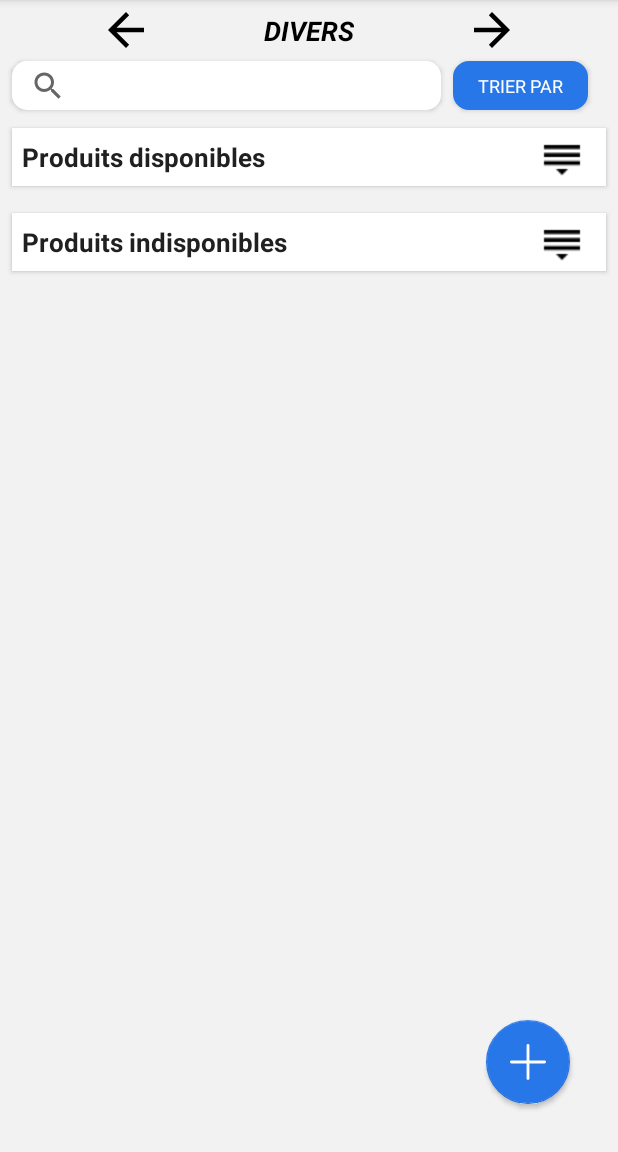
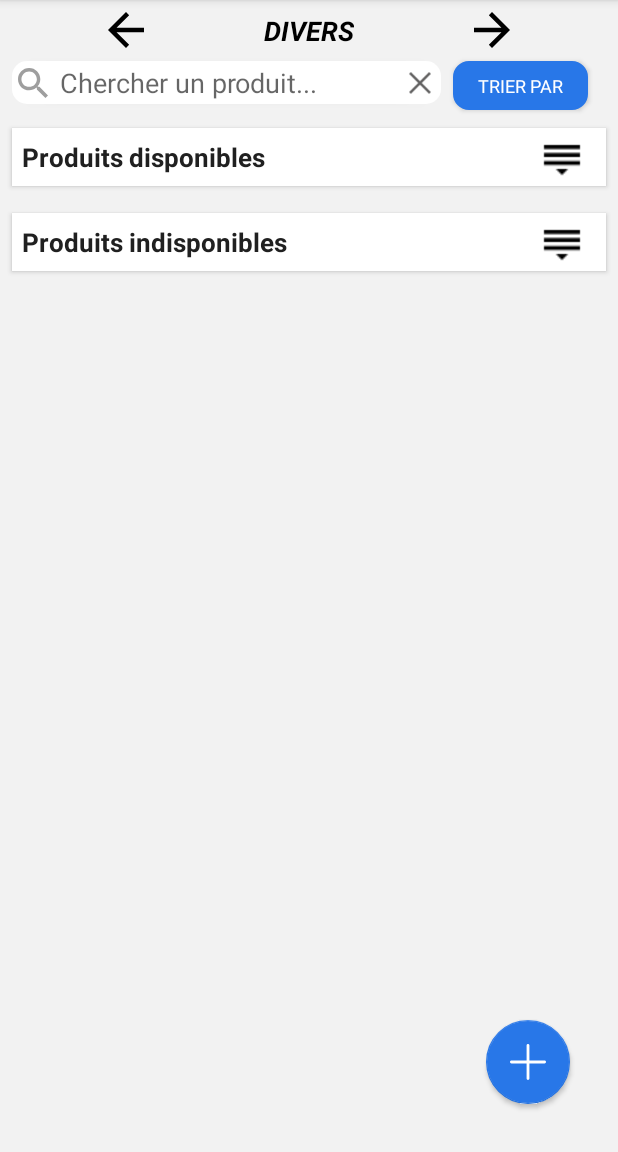
Before and after one commit to letaaz/dans-ton-placard, an Android app: the fragment PieceFragment shown on its own in the app's theme, on a phone screen of 412 x 824 dp, the part 84-1236 px from its top. Run offline under Robolectric (Android 15) with nearby library versions, the phone set to English and light mode, and no system bars; our stand-ins replace Room's generated code; libraries missing offline, so code that uses them is left out: android.arch.persistence; pictures from the network do not load; 5 statements that could not run were skipped.

Commit message:
feat: replace searchView by autocompletionTextView

```diff
--- a/app/src/main/java/com/danstonplacard/view/fragment/inventaire/PieceFragment.java
+++ b/app/src/main/java/com/danstonplacard/view/fragment/inventaire/PieceFragment.java
@@ -17,25 +17,42 @@ import android.support.v7.app.AppCompatActivity;
 import android.support.v7.widget.DefaultItemAnimator;
 import android.support.v7.widget.LinearLayoutManager;
 import android.support.v7.widget.RecyclerView;
+import android.text.Editable;
+import android.text.TextWatcher;
 import android.util.Log;
 import android.view.LayoutInflater;
 import android.view.View;
 import android.view.ViewGroup;
 import android.view.inputmethod.EditorInfo;
 import android.view.inputmethod.InputMethodManager;
+import android.widget.ArrayAdapter;
+import android.widget.AutoCompleteTextView;
 import android.widget.ImageView;
 import android.widget.RelativeLayout;
 import android.widget.SearchView;
 import android.widget.TextView;
 import android.widget.Toast;
 
+import com.danstonplacard.database.RoomDB;
+import com.danstonplacard.database.dao.ProduitDao;
 import com.danstonplacard.database.model.Piece;
 import com.danstonplacard.database.model.Produit;
+import com.danstonplacard.database.model.ProduitDefaut;
+import com.danstonplacard.database.model.Rayon;
+import com.danstonplacard.view.SearchItemArrayAdapter;
 import com.danstonplacard.view.fragment.AjouterProduitFragment;
 import com.danstonplacard.view.fragment.DetailProduitFragment;
 import com.danstonplacard.viewmodel.ProduitViewModel;
 import com.google.firebase.analytics.FirebaseAnalytics;
 import com.danstonplacard.R;
+
+import org.json.JSONArray;
+import org.json.JSONException;
+import org.json.JSONObject;
+
+import java.io.IOException;
+import java.io.InputStream;
+import java.util.ArrayList;
 
 /**
  * Fragment that contains the available and unavailable products depending on the selected room
@@ -112,12 +129,40 @@ public class PieceFragment extends Fragment
         ImageView btn_hide_show_unavailable_product = view.findViewById(R.id.section_show_all_button_indispo);
         NestedScrollView nestedScrollView = view.findViewById(R.id.nestedScrollView);
         FloatingActionButton add_fab = view.findViewById(R.id.ajout_produit_fab);
-
         ImageView leftArrow = view.findViewById(R.id.left_arrow);
         ImageView rightArrow = view.findViewById(R.id.right_arrow);
+        AutoCompleteTextView actv = (AutoCompleteTextView) view.findViewById(R.id.autoCompleteTextView);
 
         setOnClickOnArrow(leftArrow, rightArrow);
 
+        // Get Produit Defaut
+        ArrayList<ProduitDefaut> produits = getProduitsDefaults(view.getContext(), "products_FR_fr.json");
+
+        ArrayAdapter<ProduitDefaut> adapter = new SearchItemArrayAdapter(mContext, R.layout.search_listitem, produits);
+        actv.setAdapter(adapter);
+        actv.setThreshold(1);
+
+        ajouterProduitDefautAInventaire(actv, adapter);
+
+        actv.addTextChangedListener(new TextWatcher() {
+                                        @Override
+                                        public void beforeTextChanged(CharSequence s, int start, int count, int after) {
+
+                                        }
+
+                                        @Override
+                                        public void onTextChanged(CharSequence s, int start, int before, int count) {
+                                            String searchWord = s.toString().trim();
+                                            setProduitsDisponibles(colonneTri, trierPar, searchWord);
+                                            setProduitsIndisponibles(colonneTri, trierPar, searchWord);
+                                        }
+
+                                        @Override
+                                        public void afterTextChanged(Editable s) {
+
+                                        }
+                                    }
+        );
 
         // Sortting products by something (name, ray, price or date)
         String[] listSortingBy = getResources().getStringArray(R.array.sort_by);
@@ -157,11 +202,42 @@ public class PieceFragment extends Fragment
 
 
         /**/
-        SearchView searchView = (SearchView) view.findViewById(R.id.searchViewPieceFragment);
-        setSearchView(searchView);
+//        SearchView searchView = (SearchView) view.findViewById(R.id.searchViewPieceFragment);
+//        setSearchView(searchView);
 
         return view;
     }
+
+    /**
+     * Method called to add a default product to the inventory
+     *
+     * @param actv
+     * @param adapter
+     */
+    private void ajouterProduitDefautAInventaire(AutoCompleteTextView actv, ArrayAdapter<ProduitDefaut> adapter) {
+        actv.setOnItemClickListener((parent, view1, position, id) -> {
+
+            ProduitDao produitDao = RoomDB.getDatabase(view.getContext()).produitDao();
+
+            // Check if product exists
+            Produit produit = produitDao.findProductByNom(adapter.getItem(position).getNom(), mPiece);
+            if (produit == null) { // Product not exists
+                // Insert new product to BDD
+                Produit newProduit = new Produit(adapter.getItem(position).getNom(), 1, Rayon.getRayon(adapter.getItem(position).getRayon()), Piece.getPiece(mPiece));
+                newProduit.setUrlImage(adapter.getItem(position).getUrl_image());
+                produitDao.insert(newProduit);
+//
+//                    hideKeyboard();
+//                    showSnackBar(R.string.msg_produit_ajoute);
+            } else { // Products exists
+                // Update product
+                produitDao.updateQuantityById(produit.getId(), produit.getQuantite() + 1);
+//                    hideKeyboard();
+//                    showSnackBar(R.string.msg_produit_miseajour);
+            }
+        });
+    }
+
 
     private void setOnClickOnArrow(ImageView leftArrow, ImageView rightArrow) {
         String[] piecesStringFormat = getResources().getStringArray(R.array.pieces_format);
@@ -448,4 +524,54 @@ public class PieceFragment extends Fragment
         transaction.addToBackStack(null);
         transaction.commit();
     }
+
+    /**
+     * Called method to load defaults products from a JSON file contained in assets folder
+     *
+     * @param context
+     * @param fileName
+     * @return
+     */
+    public String loadJSONFromAsset(Context context, String fileName) {
+        String json;
+        try {
+            InputStream is = context.getAssets().open(fileName);
+            int size = is.available();
+            byte[] buffer = new byte[size];
+            is.read(buffer);
+            is.close();
+            json = new String(buffer, "UTF-8");
+        } catch (IOException ex) {
+            ex.printStackTrace();
+            return null;
+        }
+        return json;
+    }
+
+
+    /**
+     * Method called to obtain a list of commodities / default (unbranded)
+     *
+     * @param context  context of the activity
+     * @param fileName name of the JSON file that contains defaults products
+     * @return List of ProductDefaut
+     */
+    public ArrayList<ProduitDefaut> getProduitsDefaults(Context context, String fileName) {
+        ArrayList<ProduitDefaut> produits = new ArrayList<>();
+        String data = loadJSONFromAsset(context, fileName);
+        try {
+            JSONObject defaultProducts = new JSONObject(data);
+            JSONArray products = defaultProducts.getJSONArray("products");
+            for (int i = 0; i < products.length(); i++) {
+                String nom = products.getJSONObject(i).getString("name");
+                String url_image = products.getJSONObject(i).getString("img_url");
+                String rayon = products.getJSONObject(i).getString("rayon");
+                ProduitDefaut produit = new ProduitDefaut(nom, rayon, url_image);
+                produits.add(produit);
+            }
+        } catch (JSONException e) {
+            e.printStackTrace();
+        }
+        return produits;
+    }
 }
--- /dev/null
+++ b/app/src/main/res/drawable/ic_close_button.xml
@@ -0,0 +1,4 @@
+<vector android:height="24dp" android:viewportHeight="357"
+    android:viewportWidth="357" android:width="24dp" xmlns:android="http://schemas.android.com/apk/res/android">
+    <path android:fillColor="#9E9E9E" android:pathData="M357,35.7l-35.7,-35.7l-142.8,142.8l-142.8,-142.8l-35.7,35.7l142.8,142.8l-142.8,142.8l35.7,35.7l142.8,-142.8l142.8,142.8l35.7,-35.7l-142.8,-142.8z"/>
+</vector>
--- /dev/null
+++ b/app/src/main/res/drawable/ic_searching_magnifying_glass.xml
@@ -0,0 +1,4 @@
+<vector android:height="24dp" android:viewportHeight="446.25"
+    android:viewportWidth="446.25" android:width="24dp" xmlns:android="http://schemas.android.com/apk/res/android">
+    <path android:fillColor="#9E9E9E" android:pathData="M318.75,280.5h-20.4l-7.649,-7.65c25.5,-28.05 40.8,-66.3 40.8,-107.1C331.5,73.95 257.55,0 165.75,0S0,73.95 0,165.75S73.95,331.5 165.75,331.5c40.8,0 79.05,-15.3 107.1,-40.8l7.65,7.649v20.4L408,446.25L446.25,408L318.75,280.5zM165.75,280.5C102,280.5 51,229.5 51,165.75S102,51 165.75,51S280.5,102 280.5,165.75S229.5,280.5 165.75,280.5z"/>
+</vector>
--- a/app/src/main/res/layout/piece_fragment.xml
+++ b/app/src/main/res/layout/piece_fragment.xml
@@ -72,20 +72,81 @@
                     app:layout_constraintStart_toStartOf="parent"
                     app:layout_constraintTop_toBottomOf="@+id/piece_name_piecefragment" />
 
-                <SearchView
-                    android:id="@+id/searchViewPieceFragment"
+                <!--<SearchView-->
+                    <!--android:id="@+id/searchViewPieceFragment"-->
+                    <!--android:layout_width="0dp"-->
+                    <!--android:layout_height="0dp"-->
+                    <!--android:layout_marginStart="8dp"-->
+                    <!--android:layout_marginTop="8dp"-->
+                    <!--android:layout_marginEnd="8dp"-->
+                    <!--android:layout_marginBottom="4dp"-->
+                    <!--android:background="@drawable/corners"-->
+                    <!--android:elevation="2dp"-->
+                    <!--app:layout_constraintBottom_toBottomOf="parent"-->
+                    <!--app:layout_constraintEnd_toStartOf="@+id/sort_by_btn"-->
+                    <!--app:layout_constraintStart_toStartOf="parent"-->
+                    <!--app:layout_constraintTop_toBottomOf="@+id/piece_name_piecefragment" />-->
+
+
+                <android.support.constraint.ConstraintLayout
                     android:layout_width="0dp"
                     android:layout_height="0dp"
+
                     android:layout_marginStart="8dp"
                     android:layout_marginTop="8dp"
                     android:layout_marginEnd="8dp"
-                    android:layout_marginBottom="4dp"
+                    android:layout_marginBottom="8dp"
                     android:background="@drawable/corners"
                     android:elevation="2dp"
                     app:layout_constraintBottom_toBottomOf="parent"
                     app:layout_constraintEnd_toStartOf="@+id/sort_by_btn"
                     app:layout_constraintStart_toStartOf="parent"
-                    app:layout_constraintTop_toBottomOf="@+id/piece_name_piecefragment" />
+                    app:layout_constraintTop_toBottomOf="@+id/piece_name_piecefragment">
+
+                    <ImageView
+                        android:id="@+id/imageView7"
+                        android:layout_width="20dp"
+                        android:layout_height="20dp"
+                        android:layout_marginStart="4dp"
+                        android:layout_marginTop="8dp"
+                        android:layout_marginBottom="8dp"
+                        app:layout_constraintBottom_toBottomOf="parent"
+                        app:layout_constraintStart_toStartOf="parent"
+                        app:layout_constraintTop_toTopOf="parent"
+                        app:srcCompat="@drawable/ic_searching_magnifying_glass" />
+
+                    <AutoCompleteTextView
+                        android:id="@+id/autoCompleteTextView"
+                        android:layout_width="0dp"
+                        android:layout_height="0dp"
+                        android:layout_alignParentTop="true"
+                        android:layout_centerHorizontal="true"
+                        android:layout_marginStart="8dp"
+                        android:background="@null"
+                        android:ems="10"
+                        android:hint="Chercher un produit..."
+                        android:imeOptions="actionNext"
+                        android:inputType="text"
+                        android:maxLines="1"
+                        app:layout_constraintBottom_toBottomOf="parent"
+                        app:layout_constraintEnd_toStartOf="@+id/imageView5"
+                        app:layout_constraintStart_toEndOf="@+id/imageView7"
+                        app:layout_constraintTop_toTopOf="parent" />
+
+                    <ImageView
+                        android:id="@+id/imageView5"
+                        android:layout_width="20dp"
+                        android:layout_height="20dp"
+                        android:layout_marginTop="8dp"
+                        android:layout_marginEnd="4dp"
+                        android:layout_marginBottom="8dp"
+                        app:layout_constraintBottom_toBottomOf="parent"
+                        app:layout_constraintEnd_toEndOf="parent"
+                        app:layout_constraintStart_toEndOf="@+id/autoCompleteTextView"
+                        app:layout_constraintTop_toTopOf="parent"
+                        app:srcCompat="@drawable/close" />
+
+                </android.support.constraint.ConstraintLayout>
 
                 <ImageView
                     android:id="@+id/left_arrow"
@@ -110,62 +171,6 @@
                     app:layout_constraintStart_toEndOf="@+id/piece_name_piecefragment"
                     app:layout_constraintTop_toTopOf="parent"
                     app:srcCompat="@drawable/ic_right_arrow" />
-
-                <!--<TextView-->
-                    <!--android:id="@+id/empty"-->
-                    <!--android:layout_width="wrap_content"-->
-                    <!--android:layout_height="wrap_content"-->
-                    <!--android:layout_alignParentEnd="true"-->
-                    <!--android:layout_marginStart="8dp"-->
-                    <!--android:layout_marginTop="8dp"-->
-                    <!--android:layout_marginEnd="8dp"-->
-                    <!--android:layout_marginBottom="4dp"-->
-                    <!--android:background="@drawable/rounded_corner_sort"-->
-                    <!--android:clickable="true"-->
-                    <!--android:elevation="2dp"-->
-                    <!--android:focusable="true"-->
-                    <!--android:paddingLeft="15dp"-->
-                    <!--android:paddingTop="8dp"-->
-                    <!--android:paddingRight="15dp"-->
-                    <!--android:paddingBottom="8dp"-->
-                    <!--android:text="Trier par"-->
-                    <!--android:textAlignment="center"-->
-                    <!--android:textAllCaps="true"-->
-                    <!--android:textColor="@android:color/white"-->
-                    <!--android:textSize="12sp"-->
-                    <!--android:visibility="gone"-->
-                    <!--app:layout_constraintBottom_toBottomOf="parent"-->
-                    <!--app:layout_constraintEnd_toStartOf="@+id/empty2"-->
-                    <!--app:layout_constraintStart_toEndOf="@+id/sort_by_btn"-->
-                    <!--app:layout_constraintTop_toTopOf="parent" />-->
-
-                <!--<TextView-->
-                    <!--android:id="@+id/empty2"-->
-                    <!--android:layout_width="wrap_content"-->
-                    <!--android:layout_height="32dp"-->
-                    <!--android:layout_alignParentEnd="true"-->
-                    <!--android:layout_marginStart="8dp"-->
-                    <!--android:layout_marginTop="8dp"-->
-                    <!--android:layout_marginEnd="8dp"-->
-                    <!--android:layout_marginBottom="4dp"-->
-                    <!--android:background="@drawable/rounded_corner_sort"-->
-                    <!--android:clickable="true"-->
-                    <!--android:elevation="2dp"-->
-                    <!--android:focusable="true"-->
-                    <!--android:paddingLeft="15dp"-->
-                    <!--android:paddingTop="8dp"-->
-                    <!--android:paddingRight="15dp"-->
-                    <!--android:paddingBottom="8dp"-->
-                    <!--android:text="Trier par"-->
-                    <!--android:textAlignment="center"-->
-                    <!--android:textAllCaps="true"-->
-                    <!--android:textColor="@android:color/white"-->
-                    <!--android:textSize="12sp"-->
-                    <!--android:visibility="gone"-->
-                    <!--app:layout_constraintBottom_toBottomOf="parent"-->
-                    <!--app:layout_constraintEnd_toEndOf="parent"-->
-                    <!--app:layout_constraintStart_toEndOf="@+id/empty"-->
-                    <!--app:layout_constraintTop_toTopOf="parent" />-->
 
             </android.support.constraint.ConstraintLayout>
 
```
